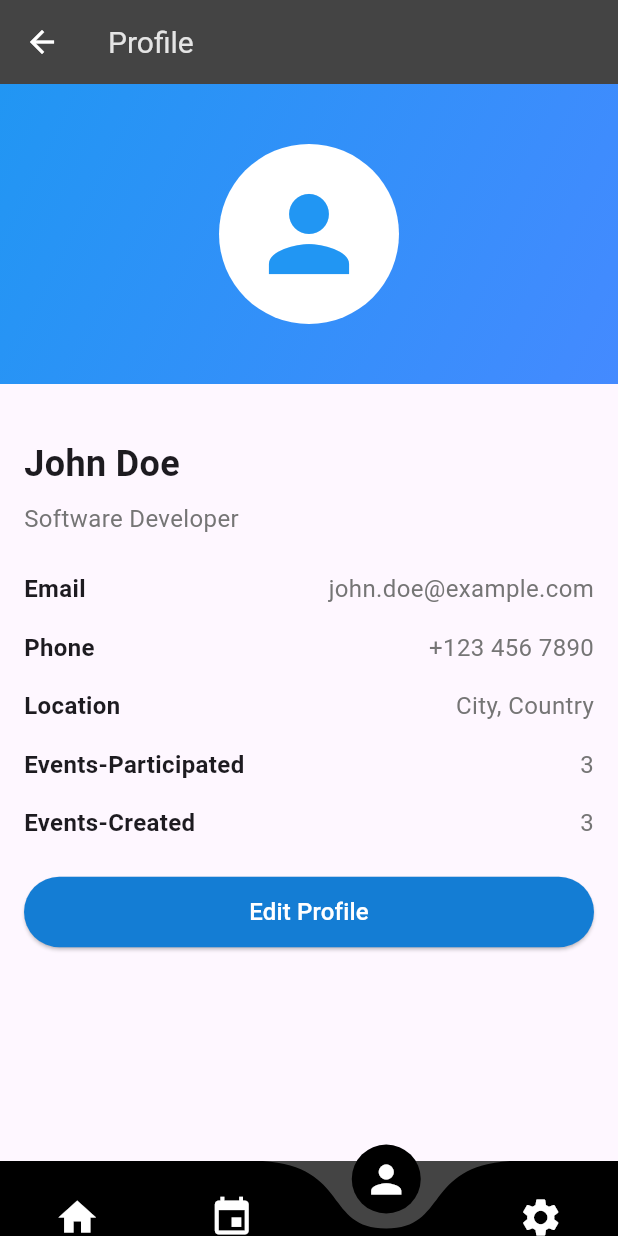
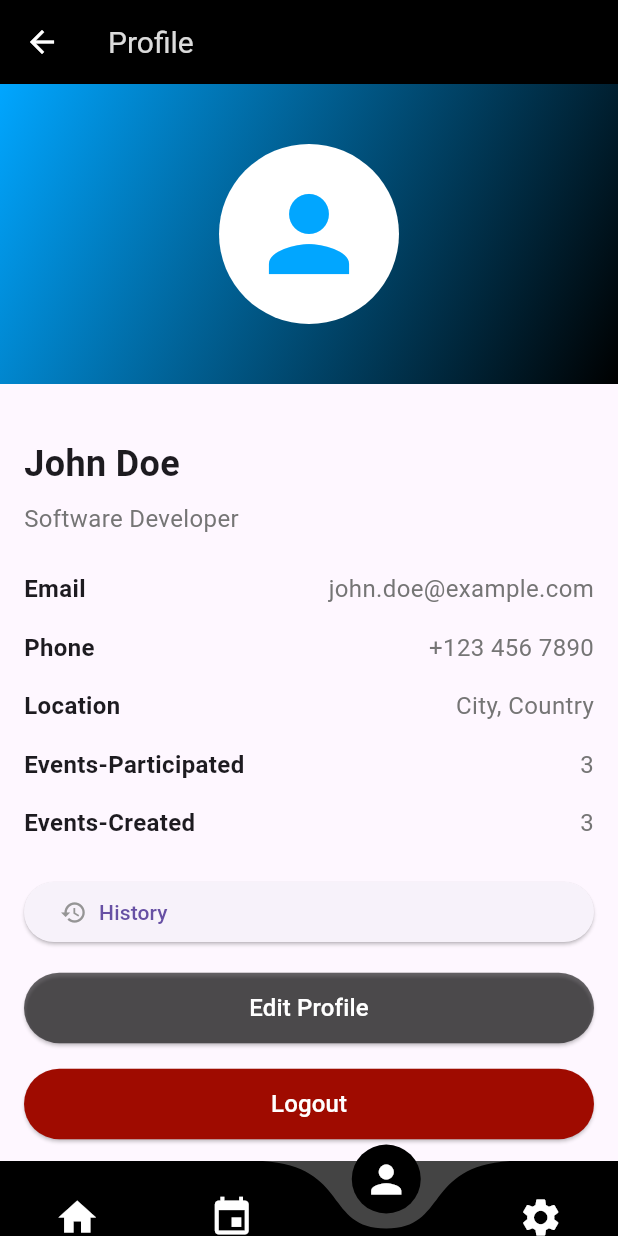
Before and after one commit to Thambara-20/TagMe, a Flutter app: the MainPage screen opened by its route, item 3 of the bottom bar chosen, on a phone screen of 412 x 824 dp. Run offline on Flutter 3.47's test engine with Material 3 defaults, Android fonts, the phone set to English and light mode, and no system bars; drawn by our look-alikes of curved_navigation_bar; our stand-ins replace font_awesome_flutter, geocoding, geolocator, shared_preferences; missing offline and left inert: flutter_osm_plugin; accounts and stored records are empty.

Commit message:
updated profile page

```diff
--- a/tag_me/lib/ProfilePage/ProfilePage.dart
+++ b/tag_me/lib/ProfilePage/ProfilePage.dart
@@ -1,5 +1,6 @@
 import 'package:flutter/material.dart';
 import 'package:tag_me/constants/constants.dart';
+import 'package:tag_me/ProfilePage/History.dart';
 
 class ProfilePage extends StatefulWidget {
   const ProfilePage({Key? key}) : super(key: key);
@@ -13,7 +14,6 @@ class _ProfilePageState extends State<ProfilePage> {
   @override
   Widget build(BuildContext context) {
     return Scaffold(
-
       body: SingleChildScrollView(
         child: Column(
           children: [
@@ -21,7 +21,7 @@ class _ProfilePageState extends State<ProfilePage> {
               height: 200,
               decoration: const BoxDecoration(
                 gradient: LinearGradient(
-                  colors: [Colors.blue, Colors.blueAccent],
+                  colors: [kProfilePageBackgroundColor, Color.fromARGB(255, 0, 0, 0)],
                   begin: Alignment.topLeft,
                   end: Alignment.bottomRight,
                 ),
@@ -33,7 +33,7 @@ class _ProfilePageState extends State<ProfilePage> {
                   child: Icon(
                     Icons.person,
                     size: 80,
-                    color: Colors.blue,
+                    color: kProfilePageBackgroundColor,
                   ),
                 ),
               ),
@@ -65,14 +65,32 @@ class _ProfilePageState extends State<ProfilePage> {
                   _buildProfileItem('Location', 'City, Country'),
                   _buildProfileItem("Events-Participated", "3"),
                   _buildProfileItem("Events-Created", "3"),
-
+                  const SizedBox(height: 16),
+                  ElevatedButton(
+                    onPressed: () {
+                      Navigator.push(
+                        context,
+                        MaterialPageRoute(
+                          builder: (context) => HistoryPage(),
+                        ),
+                      );
+                    },
+                    child: const Row(children: [
+                      Icon(
+                        Icons.history,
+                        color: Color.fromARGB(255, 149, 149, 149),
+                      ),
+                      SizedBox(width: 8),
+                      Text("History")
+                    ]),
+                  ),
                   const SizedBox(height: 16),
                   ElevatedButton(
                     onPressed: () {
                       // Add functionality for editing profile
                     },
                     style: ElevatedButton.styleFrom(
-                      backgroundColor: kbuttonColorBlue,
+                      backgroundColor: kProfileEditButtonColor,
                       padding: const EdgeInsets.symmetric(
                         vertical: 12,
                         horizontal: 24,
@@ -83,7 +101,26 @@ class _ProfilePageState extends State<ProfilePage> {
                       child: const Text(
                         'Edit Profile',
                         style: TextStyle(fontSize: 16, color: Colors.white),
-
+                      ),
+                    ),
+                  ),
+                  const SizedBox(height: 16),
+                  ElevatedButton(
+                    onPressed: () {
+                      // Add functionality for editing profile
+                    },
+                    style: ElevatedButton.styleFrom(
+                      backgroundColor: kLogoutButtonColor,
+                      padding: const EdgeInsets.symmetric(
+                        vertical: 12,
+                        horizontal: 24,
+                      ),
+                    ),
+                    child: Container(
+                      alignment: Alignment.center,
+                      child: const Text(
+                        'Logout',
+                        style: TextStyle(fontSize: 16, color: Colors.white),
                       ),
                     ),
                   ),
--- a/tag_me/lib/constants/constants.dart
+++ b/tag_me/lib/constants/constants.dart
@@ -76,9 +76,19 @@ const kAddButtonColor = Colors.blue;
 const keventCardColor = Colors.white;
 const keventCardBorderColor = Colors.black;
 
+//------------------------------------------------AppBar--------------------------------------------------------------------------------
+
+const knavbarBackgroundColor = Colors.black;
+
 //------------------------------------------------Navbar--------------------------------------------------------------------------------
 
 const kNavbarBackgroundColor = Colors.black;
 const kNavbarButtonBackgroundColor = Colors.black;
 const kNavbarButtonColor = Color.fromARGB(255, 255, 255, 255);
 const kNavbarSelectedIconColor = Colors.blue;
+
+//------------------------------------------------ProfilePage--------------------------------------------------------------------------------
+
+const kLogoutButtonColor = Color.fromARGB(255, 159, 11, 0);
+const kProfilePageBackgroundColor = Color.fromARGB(255, 1, 166, 255);
+const kProfileEditButtonColor = Color.fromARGB(151, 0, 0, 0);
--- a/tag_me/lib/main.dart
+++ b/tag_me/lib/main.dart
@@ -4,6 +4,7 @@
 import 'package:flutter/material.dart';
 import 'package:shared_preferences/shared_preferences.dart';
 import 'package:tag_me/EventsPage/EventsPage.dart';
+import 'package:tag_me/ProfilePage/History.dart';
 import 'package:tag_me/ProfilePage/ProfilePage.dart';
 import 'package:tag_me/SigninPage/SigninPage.dart';
 import 'package:tag_me/WelcomePage/WelcomePage.dart';
@@ -34,6 +35,7 @@
         SignUpPage.routeName: (context) => const SignUpPage(),
         SignInPage.routeName: (context) => const SignInPage(),
         MainPage.routeName: (context) => const MainPage(),
+        HistoryPage.routeName: (context) => const HistoryPage(),
       },
     );
   }
@@ -63,7 +65,7 @@
     return Scaffold(
       appBar: AppBar(
         title: Text(_pages[_currentIndex]['title'], style: kappBarTextStyle),
-        backgroundColor: khomePageBackgroundColor,
+        backgroundColor: kNavbarBackgroundColor,
         leading: IconButton(
           icon: const Icon(Icons.arrow_back, color: ktextColorWhite),
           onPressed: () {
```
Also changed, not shown: tag_me/lib/ProfilePage/History.dart (added, +171 -0 lines).
